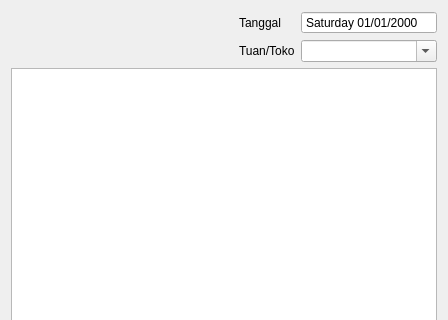
AyahnaSyahid/Printex-KaosPolos, file src/ui/pembuatnota.ui: the form before one commit; both pictures show x 0 to 448 and y 0 to 320 of the 448 by 582 pixel window.
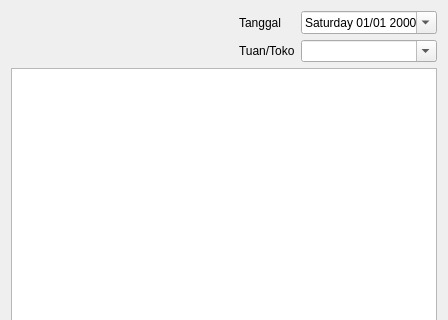
The form after the commit.

What changed in the file:
```diff
--- a/src/ui/pembuatnota.ui
+++ b/src/ui/pembuatnota.ui
@@ -38,7 +38,10 @@
           <enum>QAbstractSpinBox::ButtonSymbols::NoButtons</enum>
          </property>
          <property name="displayFormat">
-          <string>dddd dd/MM/yyyy</string>
+          <string>dddd dd/MM yyyy</string>
+         </property>
+         <property name="calendarPopup">
+          <bool>true</bool>
          </property>
         </widget>
        </item>
```
